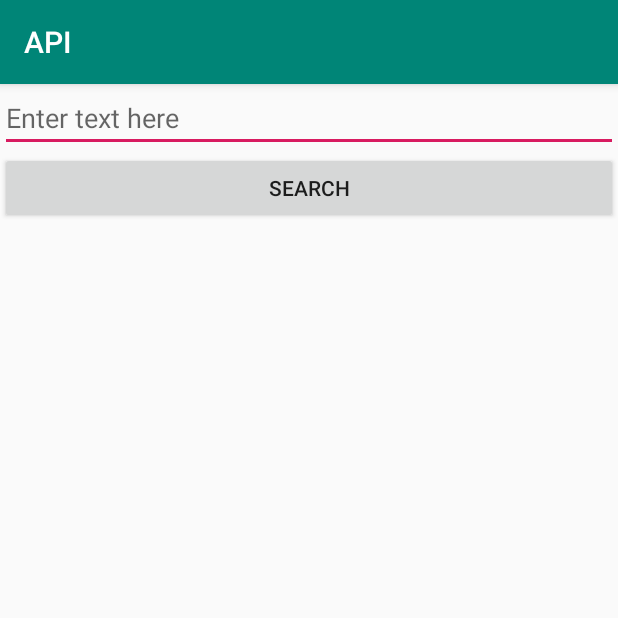
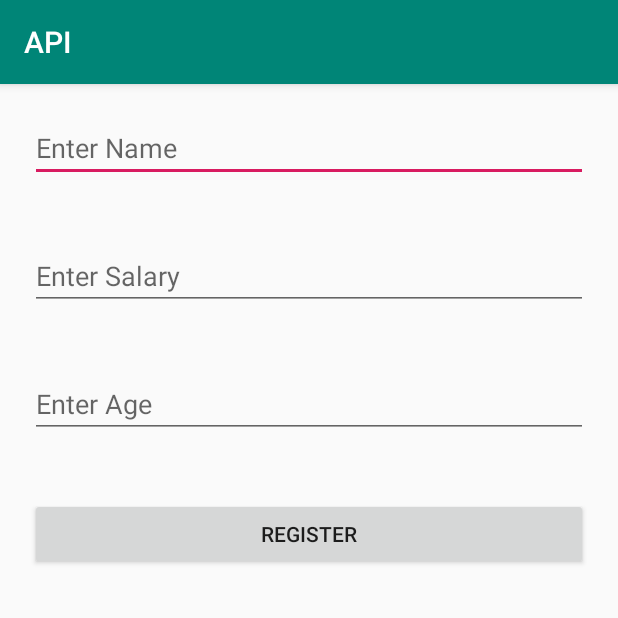
Before and after one commit to ManishBuddhacharya/WebAPI, an Android app: the screen it shows after launch (SearchActivity before the commit, RegistrationActivity after it), on a phone screen of 412 x 824 dp, the top half of it. Run offline under Robolectric (Android 15) with nearby library versions, the phone set to English and light mode, and no system bars.

```diff
--- a/app/src/main/AndroidManifest.xml
+++ b/app/src/main/AndroidManifest.xml
@@ -12,16 +12,18 @@
         android:supportsRtl="true"
         android:theme="@style/AppTheme"
         android:usesCleartextTraffic="true">
-        <activity android:name=".SearchActivity">
+        <activity android:name=".DashboardActivity"></activity>
+        <activity android:name=".RegistrationActivity" >
             <intent-filter>
                 <action android:name="android.intent.action.MAIN" />
 
                 <category android:name="android.intent.category.LAUNCHER" />
             </intent-filter>
         </activity>
-        <activity android:name=".MainActivity">
+        <activity android:name=".SearchActivity">
 
         </activity>
+        <activity android:name=".MainActivity" />
     </application>
 
 </manifest>
--- a/app/src/main/java/api/EmployeeAPI.java
+++ b/app/src/main/java/api/EmployeeAPI.java
@@ -3,8 +3,12 @@ package api;
 import java.util.List;
 
 import model.Employee;
+import model.EmployeeCUD;
 import retrofit2.Call;
+import retrofit2.http.Body;
 import retrofit2.http.GET;
+import retrofit2.http.POST;
+import retrofit2.http.PUT;
 import retrofit2.http.Path;
 
 public interface EmployeeAPI {
@@ -13,4 +17,13 @@ public interface EmployeeAPI {
 
     @GET("employee/{empID}")
     Call<Employee> getEmployeeByID(@Path("empID") int empId);
+
+    @POST("create")
+    Call<Void> registerEmployee(@Body EmployeeCUD emp);
+
+    @PUT("update/{empID}")
+    Call<Void> updateEmployee(@Path("empId") int empID, @Body EmployeeCUD emp);
+
+
+
 }
--- /dev/null
+++ b/app/src/main/java/com/e/api/RegistrationActivity.java
@@ -0,0 +1,71 @@
+package com.e.api;
+
+import android.support.v7.app.AppCompatActivity;
+import android.os.Bundle;
+import android.view.View;
+import android.widget.Button;
+import android.widget.EditText;
+import android.widget.Toast;
+
+import api.EmployeeAPI;
+import model.EmployeeCUD;
+import retrofit2.Call;
+import retrofit2.Callback;
+import retrofit2.Response;
+import retrofit2.Retrofit;
+import retrofit2.converter.gson.GsonConverterFactory;
+
+public class RegistrationActivity extends AppCompatActivity {
+    private EditText etName, etSalary, etEmpAge;
+    private Button btnRegister;
+    private final static String BASE_URL = "http://dummy.restapiexample.com/api/v1/";
+
+    @Override
+    protected void onCreate(Bundle savedInstanceState) {
+        super.onCreate(savedInstanceState);
+        setContentView(R.layout.activity_registration);
+
+        etName = findViewById(R.id.etName);
+        etSalary = findViewById(R.id.etSalary);
+        etEmpAge = findViewById(R.id.etEmpAge);
+        btnRegister= findViewById(R.id.btnRegister);
+
+        btnRegister.setOnClickListener(new View.OnClickListener() {
+            @Override
+            public void onClick(View v) {
+                Register();
+            }
+        });
+
+    }
+
+    private void Register() {
+        String name = etName.getText().toString();
+        Float salary = Float.parseFloat(etSalary.getText().toString());
+        int age = Integer.parseInt(etEmpAge.getText().toString());
+
+        EmployeeCUD employee = new EmployeeCUD(name, salary, age);
+
+        Retrofit retrofit = new Retrofit.Builder()
+                .baseUrl(BASE_URL)
+                .addConverterFactory(GsonConverterFactory.create())
+                .build();
+
+        EmployeeAPI employeeAPI = retrofit.create(EmployeeAPI.class);
+
+        Call<Void> voidCall = employeeAPI.registerEmployee(employee);
+
+        voidCall.enqueue((new Callback<Void>() {
+            @Override
+            public void onResponse(Call<Void> call, Response<Void> response) {
+                Toast.makeText(RegistrationActivity.this, "You have been successfully registered", Toast.LENGTH_LONG).show();
+            }
+
+            @Override
+            public void onFailure(Call<Void> call, Throwable t) {
+                Toast.makeText(RegistrationActivity.this, "Error : "+t.getLocalizedMessage(), Toast.LENGTH_LONG).show();
+            }
+        }));
+
+    }
+}
--- /dev/null
+++ b/app/src/main/res/layout/activity_registration.xml
@@ -0,0 +1,38 @@
+<?xml version="1.0" encoding="utf-8"?>
+<android.support.v7.widget.LinearLayoutCompat xmlns:android="http://schemas.android.com/apk/res/android"
+    xmlns:app="http://schemas.android.com/apk/res-auto"
+    xmlns:tools="http://schemas.android.com/tools"
+    android:layout_width="match_parent"
+    android:layout_height="match_parent"
+    tools:context=".RegistrationActivity"
+    android:orientation="vertical">
+
+    <EditText
+        android:layout_width="match_parent"
+        android:layout_height="wrap_content"
+        android:layout_margin="20dp"
+        android:hint="Enter Name"
+        android:id="@+id/etName"/>
+
+    <EditText
+        android:layout_width="match_parent"
+        android:layout_height="wrap_content"
+        android:layout_margin="20dp"
+        android:hint="Enter Salary"
+        android:id="@+id/etSalary"/>
+
+    <EditText
+        android:layout_width="match_parent"
+        android:layout_height="wrap_content"
+        android:layout_margin="20dp"
+        android:hint="Enter Age"
+        android:id="@+id/etEmpAge"/>
+
+    <Button
+        android:layout_width="match_parent"
+        android:layout_height="wrap_content"
+        android:layout_margin="20dp"
+        android:text="Register"
+        android:id="@+id/btnRegister"/>
+
+</android.support.v7.widget.LinearLayoutCompat>
--- a/app/src/main/res/layout/activity_search.xml
+++ b/app/src/main/res/layout/activity_search.xml
@@ -11,6 +11,7 @@
         android:layout_width="match_parent"
         android:layout_height="wrap_content"
         android:hint="Enter text here"
+        android:layout_margin="20dp"
         android:id="@+id/etSearch"
         />
 
@@ -18,6 +19,7 @@
         android:layout_width="match_parent"
         android:layout_height="wrap_content"
         android:text="Search"
+        android:layout_margin="20dp"
         android:id="@+id/btnSearch"
         />
 
@@ -27,6 +29,8 @@
         <TextView
             android:layout_width="match_parent"
             android:layout_height="wrap_content"
+            android:layout_margin="20dp"
+            android:textSize="20sp"
             android:id="@+id/tvData"/>
 
     </ScrollView>
```
Also changed, not shown: app/src/main/java/com/e/api/DashboardActivity.java (added, +22 -0 lines), app/src/main/java/model/EmployeeCUD.java (added, +53 -0 lines), app/src/main/res/layout/activity_dashboard.xml (added, +38 -0 lines).
